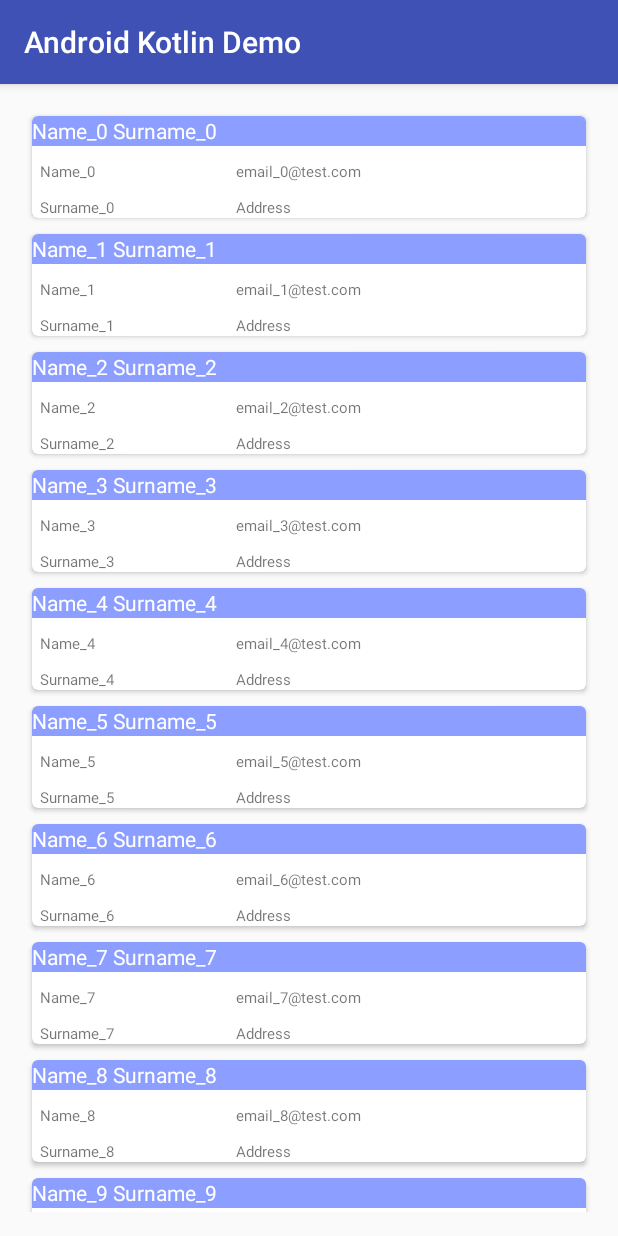
After one commit to snazarkoo/android-kotlin-demo, an Android app: the DemoListActivity screen opened directly, with no data from a screen before it, on a phone screen of 412 x 824 dp. The commit adds this screen. Run offline under Robolectric (Android 15) with nearby library versions, the phone set to English and light mode, and no system bars.

Commit message:
Refactored code due to Kotlin syntax

```diff
--- a/app/src/main/AndroidManifest.xml
+++ b/app/src/main/AndroidManifest.xml
@@ -17,7 +17,7 @@
             </intent-filter>
         </activity>
         <activity android:name=".SecondActivity" />
-        <activity android:name=".DemoList"></activity>
+        <activity android:name=".demolist.DemoListActivity" />
     </application>
 
 </manifest>
--- a/app/src/main/java/com/example/nay/androidkotlindemo/MainActivity.kt
+++ b/app/src/main/java/com/example/nay/androidkotlindemo/MainActivity.kt
@@ -5,6 +5,7 @@ import android.support.v7.app.AppCompatActivity
 import android.os.Bundle
 import android.view.View
 import android.widget.Toast
+import com.example.nay.androidkotlindemo.demolist.DemoListActivity
 import kotlinx.android.synthetic.main.activity_main.textView
 
 class MainActivity : AppCompatActivity() {
@@ -51,7 +52,7 @@ class MainActivity : AppCompatActivity() {
     }
 
     fun openDemoList(view: View) {
-        val randomIntent = Intent(this, DemoList::class.java)
+        val randomIntent = Intent(this, DemoListActivity::class.java)
 
         startActivity(randomIntent)
     }
--- /dev/null
+++ b/app/src/main/java/com/example/nay/androidkotlindemo/demolist/ContactAdapter.kt
@@ -0,0 +1,39 @@
+package com.example.nay.androidkotlindemo.demolist
+
+import android.support.v7.widget.RecyclerView
+import android.view.LayoutInflater
+import android.view.View
+import android.view.ViewGroup
+import com.example.nay.androidkotlindemo.R
+import kotlinx.android.synthetic.main.card_layout.view.*
+
+class ContactAdapter(private val contactList: List<ContactInfo>) : RecyclerView.Adapter<ContactAdapter.ContactViewHolder>() {
+    class ContactViewHolder(view: View) : RecyclerView.ViewHolder(view) {
+        val vName = view.txtName
+        val vSurname = view.txtSurname
+        val vEmail = view.txtEmail
+        val vTitle = view.title
+    }
+
+
+    override fun getItemCount(): Int {
+        return contactList.size
+    }
+
+    override fun onBindViewHolder(contactViewHolder: ContactViewHolder, index: Int) {
+        val contact = contactList[index]
+
+        contactViewHolder.apply {
+            vName.text = contact.name
+            vSurname.text = contact.surname
+            vEmail.text = contact.email
+            vTitle.text = contact.name + " " + contact.surname
+        }
+    }
+
+    override fun onCreateViewHolder(viewGroup: ViewGroup, index: Int): ContactViewHolder {
+        val itemView = LayoutInflater.from(viewGroup.context).inflate(R.layout.card_layout, viewGroup, false)
+
+        return ContactViewHolder(itemView)
+    }
+}
--- a/app/src/main/java/com/example/nay/androidkotlindemo/ContactInfo.kt
+++ b/app/src/main/java/com/example/nay/androidkotlindemo/demolist/ContactInfo.kt
@@ -1,4 +1,4 @@
-package com.example.nay.androidkotlindemo
+package com.example.nay.androidkotlindemo.demolist
 
 class ContactInfo {
     var name: String? = null
--- /dev/null
+++ b/app/src/main/java/com/example/nay/androidkotlindemo/demolist/DemoListActivity.kt
@@ -0,0 +1,27 @@
+package com.example.nay.androidkotlindemo.demolist
+
+import android.support.v7.app.AppCompatActivity
+import android.os.Bundle
+import android.support.v7.widget.LinearLayoutManager
+import com.example.nay.androidkotlindemo.R
+import kotlinx.android.synthetic.main.activity_demo_list.*
+
+class DemoListActivity : AppCompatActivity() {
+
+    override fun onCreate(savedInstanceState: Bundle?) {
+        super.onCreate(savedInstanceState)
+        setContentView(R.layout.activity_demo_list)
+        cardList.apply {
+            layoutManager = LinearLayoutManager(context)
+            adapter = ContactAdapter(createList(30))
+        }
+    }
+
+    private fun createList(size: Int): List<ContactInfo> = (0 until size).map { i ->
+        ContactInfo().apply {
+            name = ContactInfo.NAME_PREFIX + i
+            surname = ContactInfo.SURNAME_PREFIX + i
+            email = ContactInfo.EMAIL_PREFIX + i + "@test.com"
+        }
+    }
+}
--- a/app/src/main/res/layout/activity_demo_list.xml
+++ b/app/src/main/res/layout/activity_demo_list.xml
@@ -7,7 +7,7 @@
     android:paddingRight="@dimen/activity_horizontal_margin"
     android:paddingTop="@dimen/activity_vertical_margin"
     android:paddingBottom="@dimen/activity_vertical_margin"
-    tools:context=".DemoList">
+    tools:context=".demolist.DemoListActivity">
     <android.support.v7.widget.RecyclerView
         android:id="@+id/cardList"
         android:layout_width="match_parent"
```
Also changed, not shown: app/src/main/java/com/example/nay/androidkotlindemo/ContactAdapter.kt (deleted, +0 -43 lines), app/src/main/java/com/example/nay/androidkotlindemo/DemoList.kt (deleted, +0 -44 lines).
